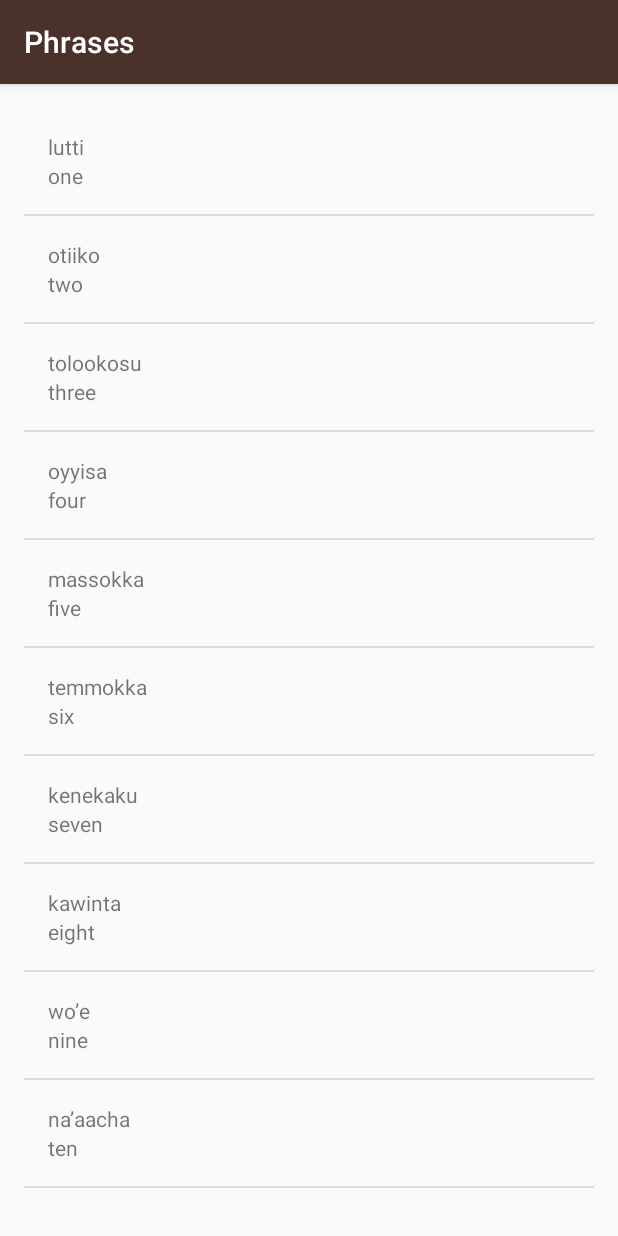
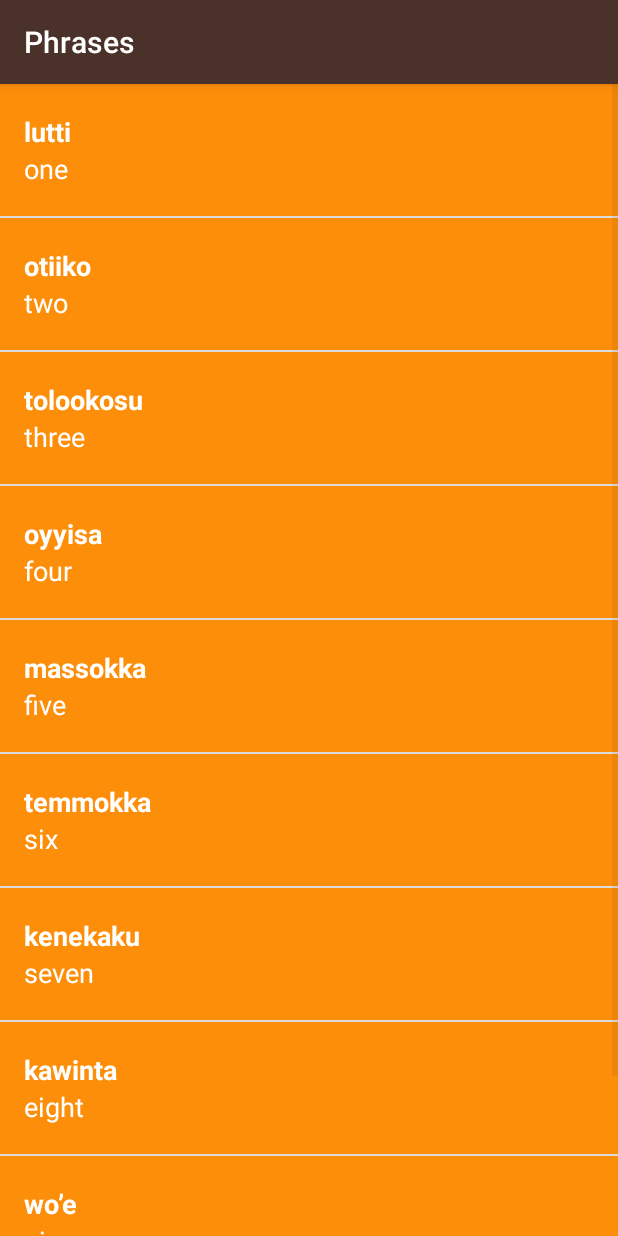
Before and after one commit to sun-strider/Miwok, an Android app: the PhrasesActivity screen opened directly, with no data from a screen before it, on a phone screen of 412 x 824 dp. Run offline under Robolectric (Android 15) with nearby library versions, the phone set to English and light mode, and no system bars.

Commit message:
Added a constant to Word.java, which is assigned to mImageResourceId to have a mark if there is no image assigned. Added a hasImage method which checks the state of mImageResourceId and returns true, if an image is assigned, false if not. Added an if statemnt in WordAdapter.java to check if there is a valid image in the Word objecgt. If true, it will set the image to the ImageView and set it to visible (if set to gone in a recycled view). If false, the ImageView is set to gone.
Added visual polishes: background colors to the list_item.xml, borders and postioning of the TextViews, sizes of the views and text style and color. Removed borders in the word_list.xml, as the list_items should fit the whole screen.

Specific background colors for the activities will be set in next step.

```diff
--- a/app/src/main/java/com/example/android/miwok/Word.java
+++ b/app/src/main/java/com/example/android/miwok/Word.java
@@ -10,23 +10,29 @@ package com.example.android.miwok;
  */
 public class Word {
 
-    /** Default translation for the word */
+    /**
+     * Constant value that represents no image was provided for this word
+     */
+    private static final int NO_IMAGE_PROVIDED = -1;
+    /**
+     * Default translation for the word
+     */
     private String mDefaultTranslation;
-
-    /** Miwok translation for the word */
+    /**
+     * Miwok translation for the word
+     */
     private String mMiwokTranslation;
-
     /**
      * Image resource ID of the image for the word
      */
-    private int mImageResourceID;
+    private int mImageResourceId = NO_IMAGE_PROVIDED;
 
     /**
      * Create a new Word object.
      *
      * @param defaultTranslation is the word in a language that the user is already familiar with
      *                           (such as English)
-     * @param miwokTranslation is the word in the Miwok language
+     * @param miwokTranslation   is the word in the Miwok language
      */
     public Word(String defaultTranslation, String miwokTranslation) {
         mDefaultTranslation = defaultTranslation;
@@ -39,12 +45,12 @@ public class Word {
      * @param defaultTranslation is the word in a language that the user is already familiar with
      *                           (such as English)
      * @param miwokTranslation   is the word in the Miwok language
-     * @param imageResourceID    is the drawable rousource ID of the image for the word
+     * @param imageResourceId    is the drawable rousource ID of the image for the word
      */
-    public Word(String defaultTranslation, String miwokTranslation, int imageResourceID) {
+    public Word(String defaultTranslation, String miwokTranslation, int imageResourceId) {
         mDefaultTranslation = defaultTranslation;
         mMiwokTranslation = miwokTranslation;
-        mImageResourceID = imageResourceID;
+        mImageResourceId = imageResourceId;
     }
 
     /**
@@ -64,7 +70,14 @@ public class Word {
     /**
      * Get the image resource ID for the word
      */
-    public int getmImageResourceID() {
-        return mImageResourceID;
+    public int getImageResourceId() {
+        return mImageResourceId;
+    }
+
+    /**
+     * Returns whether or not there is an image for this word.
+     */
+    public boolean hasImage() {
+        return mImageResourceId != NO_IMAGE_PROVIDED;
     }
 }
--- a/app/src/main/java/com/example/android/miwok/WordAdapter.java
+++ b/app/src/main/java/com/example/android/miwok/WordAdapter.java
@@ -56,17 +56,23 @@ public class WordAdapter extends ArrayAdapter<Word> {
         miwokTextView.setText(currentWordObject.getMiwokTranslation());
 
         // Find the TextView in the list_item.xml layout with the ID default_text_view
-        TextView numberTextView = (TextView) listItemView.findViewById(R.id.default_text_view);
+        TextView defaultTextView = (TextView) listItemView.findViewById(R.id.default_text_view);
         // Get the default translation from the currentWord object and set this text on
         // the default TextView.
-        numberTextView.setText(currentWordObject.getDefaultTranslation());
+        defaultTextView.setText(currentWordObject.getDefaultTranslation());
 
         // Find the ImageView in the list_item.xml layout with the ID image
-        ImageView wordImageView = (ImageView) listItemView.findViewById(R.id.image);
-        // Get the image ID from the currentWord object and set this text on
-        // the ImageView
-        wordImageView.setImageResource(currentWordObject.getmImageResourceID());
-
+        ImageView imageView = (ImageView) listItemView.findViewById(R.id.image);
+        // Check if an image is provided for this word or not
+        if (currentWordObject.hasImage()) {
+            // If an image is available, display the provided image based on the resource ID
+            imageView.setImageResource(currentWordObject.getImageResourceId());
+            // Make sure the view is visible
+            imageView.setVisibility(View.VISIBLE);
+        } else {
+            // Otherwise hide the ImageView (set visibility to GONE)
+            imageView.setVisibility(View.GONE);
+        }
         // Return the whole list item layout (containing 2 TextViews) so that it can be shown in
         // the ListView.
         return listItemView;
--- a/app/src/main/res/layout/list_item.xml
+++ b/app/src/main/res/layout/list_item.xml
@@ -3,31 +3,43 @@
     xmlns:tools="http://schemas.android.com/tools"
     android:layout_width="match_parent"
     android:layout_height="wrap_content"
+    android:background="@color/tan_background"
+    android:minHeight="@dimen/list_item_height"
     android:orientation="horizontal">
 
     <ImageView
         android:id="@+id/image"
-        android:layout_width="wrap_content"
-        android:layout_height="match_parent"
+        android:layout_width="@dimen/list_item_height"
+        android:layout_height="@dimen/list_item_height"
         android:src="@mipmap/ic_launcher" />
 
     <LinearLayout
         android:layout_width="match_parent"
-        android:layout_height="wrap_content"
+        android:layout_height="@dimen/list_item_height"
+        android:background="@color/category_numbers"
         android:gravity="center_vertical"
         android:orientation="vertical"
-        android:padding="@dimen/activity_horizontal_margin">
+        android:paddingLeft="@dimen/activity_horizontal_margin">
 
         <TextView
             android:id="@+id/miwok_text_view"
             android:layout_width="match_parent"
-            android:layout_height="wrap_content"
+            android:layout_height="0dp"
+            android:layout_weight="1"
+            android:gravity="bottom"
+            android:textAppearance="?android:textAppearanceMedium"
+            android:textColor="@android:color/white"
+            android:textStyle="bold"
             tools:text="lutti" />
 
         <TextView
             android:id="@+id/default_text_view"
             android:layout_width="match_parent"
-            android:layout_height="wrap_content"
+            android:layout_height="0dp"
+            android:layout_weight="1"
+            android:gravity="top"
+            android:textAppearance="?android:textAppearanceMedium"
+            android:textColor="@android:color/white"
             tools:text="one" />
 
     </LinearLayout>
--- a/app/src/main/res/layout/word_list.xml
+++ b/app/src/main/res/layout/word_list.xml
@@ -3,12 +3,8 @@
     xmlns:android="http://schemas.android.com/apk/res/android"
     xmlns:tools="http://schemas.android.com/tools"
     android:id="@+id/list"
-    android:orientation="vertical"
     android:layout_width="match_parent"
     android:layout_height="match_parent"
-    android:paddingBottom="@dimen/activity_vertical_margin"
-    android:paddingLeft="@dimen/activity_horizontal_margin"
-    android:paddingRight="@dimen/activity_horizontal_margin"
-    android:paddingTop="@dimen/activity_vertical_margin"
+    android:orientation="vertical"
     tools:context="com.example.android.miwok.NumbersActivity"
     />
--- a/build.gradle
+++ b/build.gradle
@@ -5,7 +5,7 @@ buildscript {
         jcenter()
     }
     dependencies {
-        classpath 'com.android.tools.build:gradle:2.3.2'
+        classpath 'com.android.tools.build:gradle:2.3.3'
 
         // NOTE: Do not place your application dependencies here; they belong
         // in the individual module build.gradle files
```
Also changed, not shown: app/src/main/res/values-w820dp/dimens.xml (deleted, +0 -20 lines).
